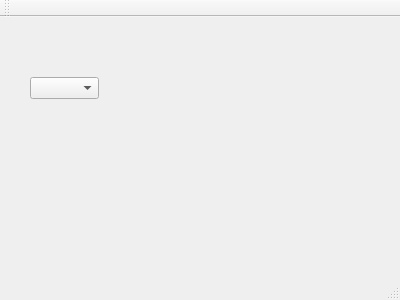
This is mainwindow.ui in krovak/pokladni_system as Qt 5 draws it before an edit. The edited form follows.
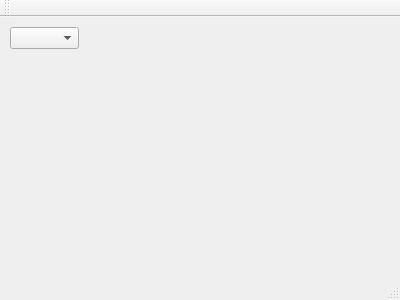
This is the edited form.

Commit message:
Pokus o zápis na Github.
Pouze posunuty komponenty.

```diff
--- a/mainwindow.ui
+++ b/mainwindow.ui
@@ -17,8 +17,8 @@
    <widget class="QLabel" name="vypisL">
     <property name="geometry">
      <rect>
-      <x>190</x>
-      <y>70</y>
+      <x>80</x>
+      <y>10</y>
       <width>81</width>
       <height>101</height>
      </rect>
@@ -30,8 +30,8 @@
    <widget class="QLabel" name="hodnotaL">
     <property name="geometry">
      <rect>
-      <x>280</x>
-      <y>70</y>
+      <x>170</x>
+      <y>10</y>
       <width>71</width>
       <height>101</height>
      </rect>
@@ -43,8 +43,8 @@
    <widget class="QComboBox" name="vyberCb">
     <property name="geometry">
      <rect>
-      <x>30</x>
-      <y>60</y>
+      <x>10</x>
+      <y>10</y>
       <width>69</width>
       <height>22</height>
      </rect>
```
Left out of the diff: 2 changed lines with no effect on the pictures. The commit also changes 1 other file.
